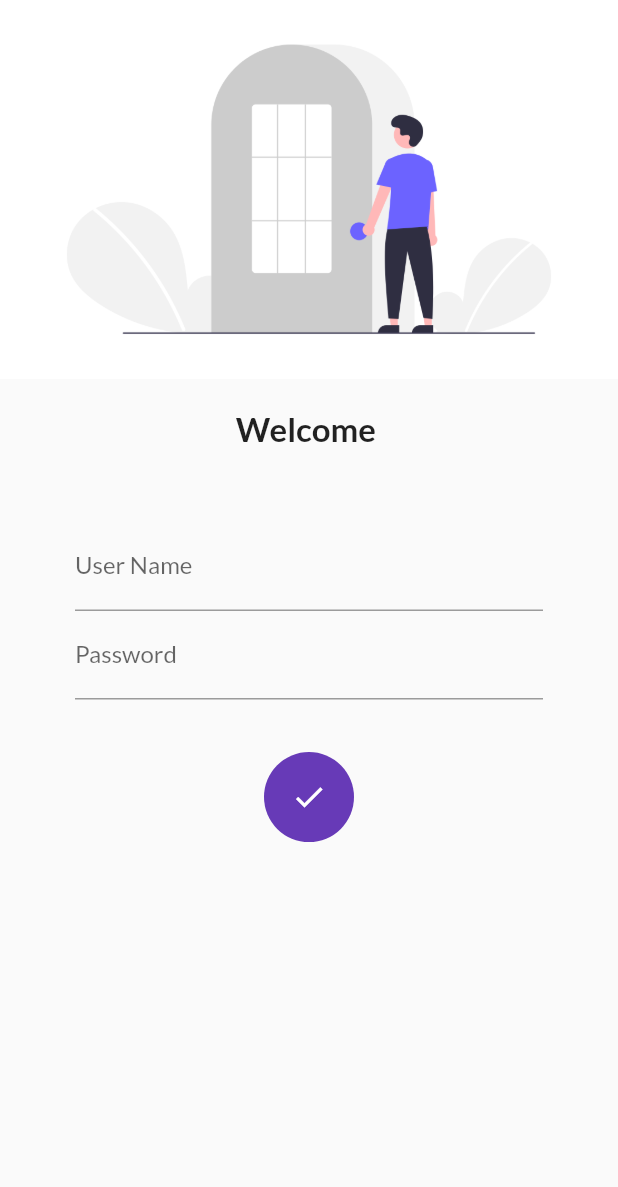
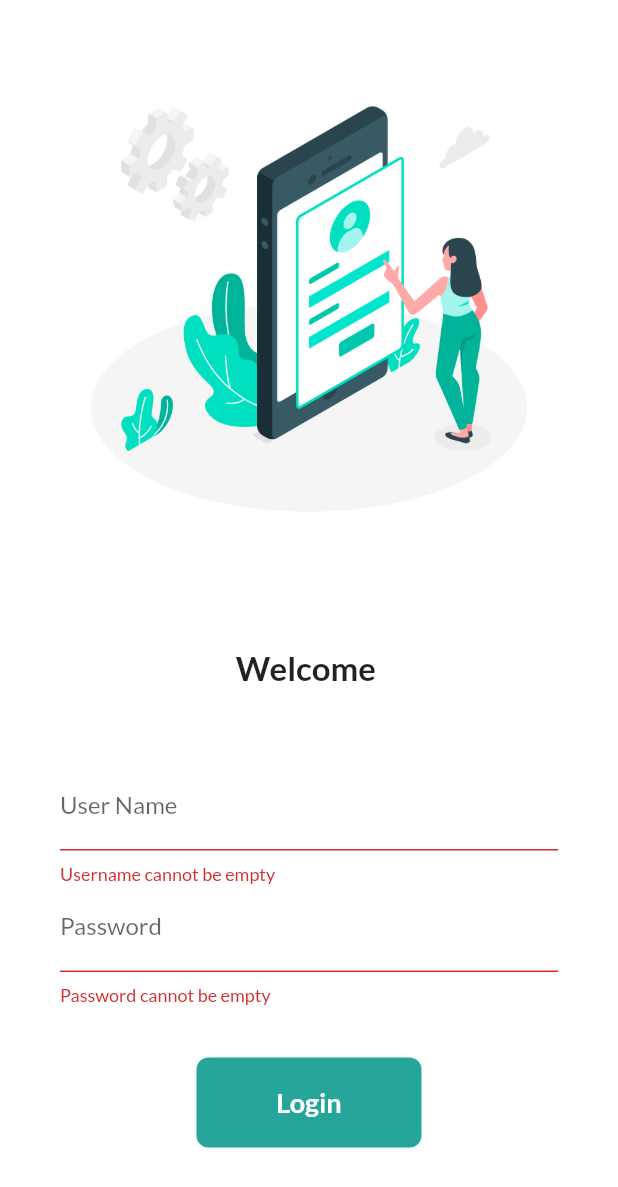
Before and after one commit to goyalkaran/Flutter-project, a Flutter app: the screen it shows after launch, after a tap on "Login", on a phone screen of 412 x 824 dp. Shown: the top 1187 px of the screen. Run offline on Flutter 3.47's test engine with Material 2 defaults, Android fonts, the phone set to English and light mode, and no system bars; our stand-ins replace google_fonts.

Commit message:
day 6 completed

```diff
--- a/lib/main.dart
+++ b/lib/main.dart
@@ -14,7 +14,7 @@ class MyApp extends StatelessWidget {
     return MaterialApp(
       themeMode: ThemeMode.light,
       theme: ThemeData(
-        // primarySwatch: Colors.amber,
+        // primarySwatch: Colors.teal.shade400,
         fontFamily: GoogleFonts.lato().fontFamily,
         // primaryTextTheme: GoogleFonts.latoTextTheme(),
       ),
--- a/lib/util/routes.dart
+++ b/lib/util/routes.dart
@@ -1,4 +1,4 @@
-class MyRoutes{
+class MyRoutes {
   static String loginRoute = "/login";
   static String homeRoute = "/home";
 }
--- a/lib/view/homepage.dart
+++ b/lib/view/homepage.dart
@@ -8,6 +8,7 @@ class HomePage extends StatelessWidget {
     return Scaffold(
       appBar: AppBar(
         title: Text("hello"),
+        backgroundColor: Colors.teal.shade400,
       ),
       body: Center(
         child: Container(
--- a/lib/view/loginpage.dart
+++ b/lib/view/loginpage.dart
@@ -14,15 +14,37 @@ class LoginPage extends StatefulWidget {
 class _LoginPageState extends State<LoginPage> {
   String name = "";
   bool changebutton = false;
+
+  final _formKey = GlobalKey<FormState>();
+
+  moveToHome(BuildContext context) async {
+    if (_formKey.currentState!.validate()) {
+      setState(() {
+        changebutton = true;
+      });
+      await Future.delayed(
+        Duration(seconds: 1),
+      );
+
+      await Navigator.pushNamed(context, MyRoutes.homeRoute);
+      setState(() {
+        changebutton = false;
+      });
+    }
+    ;
+  }
+
   @override
   Widget build(BuildContext context) {
     return Material(
-      // color: Colors.white,
+      color: Colors.white,
       child: SingleChildScrollView(
+        child: Form(
+          key: _formKey,
           child: Column(
             children: [
               Image.asset(
-              "assets/images/image_1.png",
+                "assets/images/image_3.jpg",
                 fit: BoxFit.cover,
               ),
               SizedBox(
@@ -39,7 +61,8 @@ class _LoginPageState extends State<LoginPage> {
                 height: 20.0,
               ),
               Padding(
-              padding: const EdgeInsets.symmetric(vertical: 30, horizontal: 50),
+                padding:
+                    const EdgeInsets.symmetric(vertical: 30, horizontal: 40),
                 child: Column(
                   children: [
                     TextFormField(
@@ -47,6 +70,12 @@ class _LoginPageState extends State<LoginPage> {
                         hintText: "Enter User Name",
                         labelText: "User Name",
                       ),
+                      validator: (value) {
+                        if (value!.isEmpty) {
+                          return "Username cannot be empty";
+                        }
+                        return null;
+                      },
                       onChanged: (value) {
                         name = value;
                         setState(() {});
@@ -58,21 +87,25 @@ class _LoginPageState extends State<LoginPage> {
                         hintText: "Enter Password",
                         labelText: "Password",
                       ),
+                      validator: (value) {
+                        if (value!.isEmpty) {
+                          return "Password cannot be empty";
+                        } else if (value.length < 5) {
+                          return "password should be greater than 5 characters";
+                        }
+                        return null;
+                      },
                     ),
                     SizedBox(
                       height: 35.0,
                     ),
-                  InkWell(
-                    onTap: () async {
-                      setState(() {
-                        changebutton = true;
-                      });
-                      await Future.delayed(
-                        Duration(seconds: 2),
-                      );
-
-                      Navigator.pushNamed(context, MyRoutes.homeRoute);
-                    },
+                    Material(
+                      color: Colors.teal.shade400,
+                      borderRadius:
+                          BorderRadius.circular(changebutton ? 60 : 8),
+                      child: InkWell(
+                        splashColor: Colors.tealAccent.shade700,
+                        onTap: () => moveToHome(context),
                         child: AnimatedContainer(
                           duration: Duration(seconds: 1),
                           height: 60.0,
@@ -91,11 +124,6 @@ class _LoginPageState extends State<LoginPage> {
                                     fontWeight: FontWeight.bold,
                                   ),
                                 ),
-                      decoration: BoxDecoration(
-                        color: Colors.deepPurple.shade500,
-                        // shape: changebutton?BoxShape.circle:BoxShape.rectangle,
-                        borderRadius:
-                            BorderRadius.circular(changebutton ? 60 : 8),
                         ),
                       ),
                     ),
@@ -114,6 +142,7 @@ class _LoginPageState extends State<LoginPage> {
             ],
           ),
         ),
+      ),
     );
   }
 }
--- a/pubspec.yaml
+++ b/pubspec.yaml
@@ -60,6 +60,7 @@ flutter:
 
   # To add assets to your application, add an assets section, like this:
   assets:
+    - assets/images/image_3.jpg
     - assets/images/
 #     - images/a_dot_ham.jpeg
 
```
Also changed, not shown: assets/images/image_2.jpg (added), assets/images/image_3.jpg (added). Lines whose indentation alone changed are shown as unchanged.
